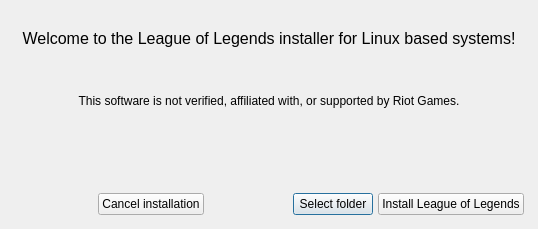
The window that installer.ui (polkaulfield/lol-for-linux-installer) describes before a commit, drawn with Qt 5.
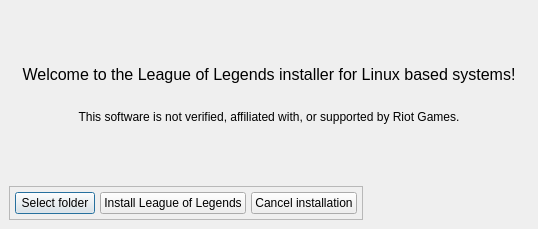
The same window after the commit. Icons and pictures are not drawn.

Commit message: [Python UI] Better spacing

What changed in the file:
```diff
--- a/installer.ui
+++ b/installer.ui
@@ -33,14 +33,14 @@
     <item>
      <layout class="QVBoxLayout" name="verticalLayout_2">
       <item>
-       <spacer name="horizontalSpacer_2">
+       <spacer name="verticalSpacer_3">
         <property name="orientation">
-         <enum>Qt::Horizontal</enum>
+         <enum>Qt::Vertical</enum>
         </property>
         <property name="sizeHint" stdset="0">
          <size>
-          <width>40</width>
-          <height>20</height>
+          <width>20</width>
+          <height>40</height>
          </size>
         </property>
        </spacer>
@@ -76,19 +76,6 @@
         </property>
        </spacer>
       </item>
-      <item>
-       <spacer name="horizontalSpacer">
-        <property name="orientation">
-         <enum>Qt::Horizontal</enum>
-        </property>
-        <property name="sizeHint" stdset="0">
-         <size>
-          <width>40</width>
-          <height>20</height>
-         </size>
-        </property>
-       </spacer>
-      </item>
       <item>
        <widget class="QLabel" name="adviselabel">
         <property name="layoutDirection">
@@ -111,8 +98,6 @@
         </property>
        </widget>
       </item>
-     </layout>
-    </item>
     <item>
      <spacer name="verticalSpacer_2">
       <property name="orientation">
@@ -126,13 +111,39 @@
       </property>
      </spacer>
     </item>
+     </layout>
+    </item>
     <item>
-     <layout class="QHBoxLayout" name="horizontalLayout" stretch="0,0,0,0,0">
+     <layout class="QVBoxLayout" name="verticalLayout">
+      <property name="spacing">
+       <number>0</number>
+      </property>
+      <property name="sizeConstraint">
+       <enum>QLayout::SetDefaultConstraint</enum>
+      </property>
+      <property name="leftMargin">
+       <number>0</number>
+      </property>
+      <item>
+       <widget class="QFrame" name="installframe">
+        <property name="sizePolicy">
+         <sizepolicy hsizetype="Fixed" vsizetype="Fixed">
+          <horstretch>0</horstretch>
+          <verstretch>0</verstretch>
+         </sizepolicy>
+        </property>
+        <property name="layoutDirection">
+         <enum>Qt::LeftToRight</enum>
+        </property>
+        <property name="frameShape">
+         <enum>QFrame::StyledPanel</enum>
+        </property>
+        <layout class="QHBoxLayout" name="horizontalLayout" stretch="0,0,0">
       <property name="spacing">
        <number>5</number>
       </property>
       <property name="sizeConstraint">
-       <enum>QLayout::SetMaximumSize</enum>
+          <enum>QLayout::SetFixedSize</enum>
       </property>
       <property name="leftMargin">
        <number>5</number>
@@ -146,42 +157,6 @@
       <property name="bottomMargin">
        <number>5</number>
       </property>
-      <item>
-       <spacer name="horizontalSpacer_4">
-        <property name="orientation">
-         <enum>Qt::Horizontal</enum>
-        </property>
-        <property name="sizeHint" stdset="0">
-         <size>
-          <width>40</width>
-          <height>20</height>
-         </size>
-        </property>
-       </spacer>
-      </item>
-      <item>
-       <widget class="QPushButton" name="cancelButton">
-        <property name="enabled">
-         <bool>true</bool>
-        </property>
-        <property name="text">
-         <string>Cancel installation</string>
-        </property>
-       </widget>
-      </item>
-      <item>
-       <spacer name="horizontalSpacer_3">
-        <property name="orientation">
-         <enum>Qt::Horizontal</enum>
-        </property>
-        <property name="sizeHint" stdset="0">
-         <size>
-          <width>40</width>
-          <height>20</height>
-         </size>
-        </property>
-       </spacer>
-      </item>
       <item>
        <widget class="QPushButton" name="selectFolder">
         <property name="maximumSize">
@@ -214,7 +189,7 @@
          <bool>true</bool>
         </property>
         <property name="sizePolicy">
-         <sizepolicy hsizetype="Minimum" vsizetype="Minimum">
+            <sizepolicy hsizetype="Minimum" vsizetype="Fixed">
           <horstretch>0</horstretch>
           <verstretch>0</verstretch>
          </sizepolicy>
@@ -234,6 +209,19 @@
         <property name="flat">
          <bool>false</bool>
         </property>
+          </widget>
+         </item>
+         <item>
+          <widget class="QPushButton" name="cancelButton">
+           <property name="enabled">
+            <bool>true</bool>
+           </property>
+           <property name="text">
+            <string>Cancel installation</string>
+           </property>
+          </widget>
+         </item>
+        </layout>
        </widget>
       </item>
      </layout>
```
Lines whose indentation alone changed are shown as unchanged.
